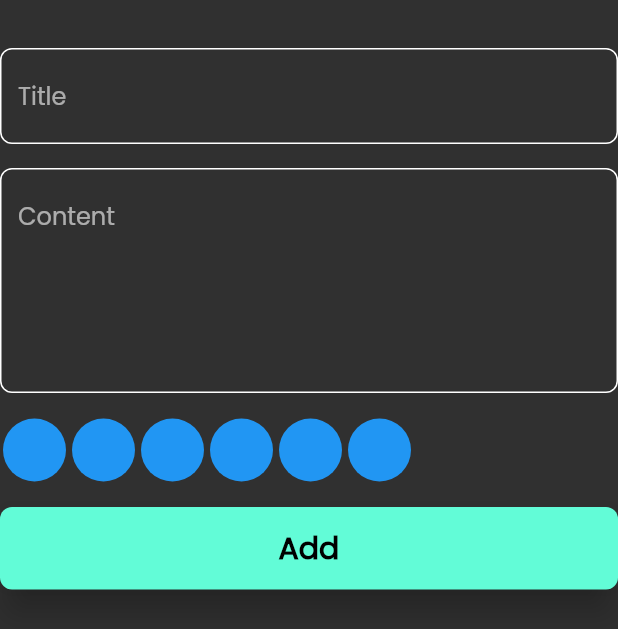
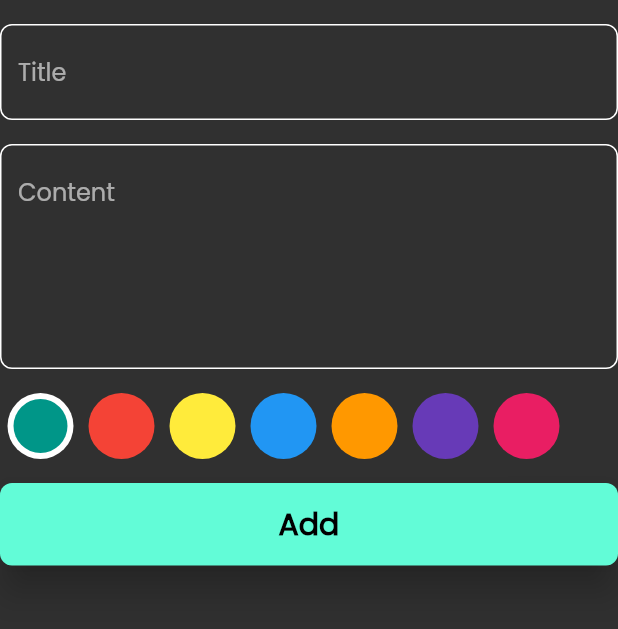
Before and after one commit to mahmoud25081983/note_app, a Flutter app: the AddNoteForm widget shown alone on an empty page, opened directly, on a phone screen of 412 x 824 dp. Shown: the top 629 px of the screen. Run offline on Flutter 3.47's test engine with Material 2 defaults, Android fonts, the phone set to English and light mode, and no system bars; our stand-ins replace bloc, flutter_bloc, font_awesome_flutter, hive, hive_flutter; accounts and stored records are empty.

Commit message:
colors picker part two

```diff
--- a/lib/views/widgets/add_note_form.dart
+++ b/lib/views/widgets/add_note_form.dart
@@ -30,7 +30,7 @@ class _AddNoteFormState extends State<AddNoteForm> {
       autovalidateMode: autovalidateMode,
       child: Column(
         children: [
-          const SizedBox(height: 32),
+          const SizedBox(height: 16),
           CustomTextField(
             hintText: "Title",
             onSave: (value) {
--- a/lib/views/widgets/custom_color_picker.dart
+++ b/lib/views/widgets/custom_color_picker.dart
@@ -1,31 +1,51 @@
 import 'package:flutter/material.dart';
 
 class ColorItems extends StatelessWidget {
-  const ColorItems({super.key});
+  const ColorItems({super.key, required this.isPicked, required this.color});
+
+  final bool isPicked;
+  final Color color;
 
   @override
   Widget build(BuildContext context) {
-    return const Padding(
-      padding: EdgeInsets.all(1),
-      child: CircleAvatar(
-        backgroundColor: Colors.blue,
-        radius: 22,
-      ),
+    return Padding(
+      padding: const EdgeInsets.symmetric(horizontal: 5),
+      child: isPicked
+          ? CircleAvatar(
+              backgroundColor: Colors.white,
+              radius: 22,
+              child: CircleAvatar(
+                backgroundColor: color,
+                radius: 18,
+              ),
+            )
+          : CircleAvatar(
+              backgroundColor: color,
+              radius: 22,
+            ),
     );
   }
 }
 
-class ColorsListView extends StatelessWidget {
+class ColorsListView extends StatefulWidget {
   const ColorsListView({super.key});
 
-  final colors = const [
-    Colors.redAccent,
-    Colors.yellowAccent,
-    Colors.greenAccent,
-    Colors.blueAccent,
-    Colors.tealAccent,
-    Colors.orangeAccent,
+  @override
+  State<ColorsListView> createState() => _ColorsListViewState();
+}
+
+class _ColorsListViewState extends State<ColorsListView> {
+  List<Color> colors = const [
+    Colors.teal,
+    Colors.red,
+    Colors.yellow,
+    Colors.blue,
+    Colors.orange,
+    Colors.deepPurple,
+    Colors.pink
   ];
+
+  int currentIndex = 0;
 
   @override
   Widget build(BuildContext context) {
@@ -35,7 +55,16 @@ class ColorsListView extends StatelessWidget {
         scrollDirection: Axis.horizontal,
         itemCount: colors.length,
         itemBuilder: (context, index) {
-          return const ColorItems();
+          return GestureDetector(
+            onTap: () {
+              currentIndex = index;
+              setState(() {});
+            },
+            child: ColorItems(
+              isPicked: currentIndex == index,
+              color: colors[index],
+            ),
+          );
         },
       ),
     );
```
